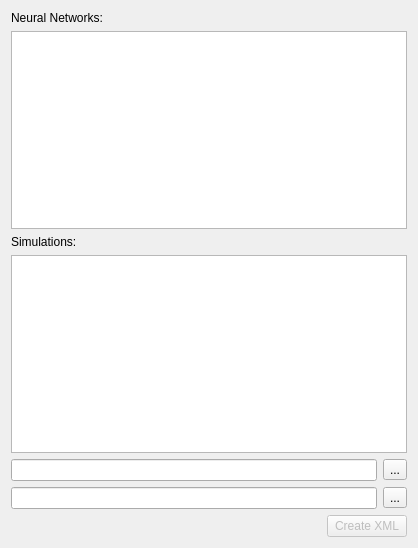
The window that src/createxml.ui (Top-Ranger/qnn-visualiser) describes before a commit, drawn with Qt 5.
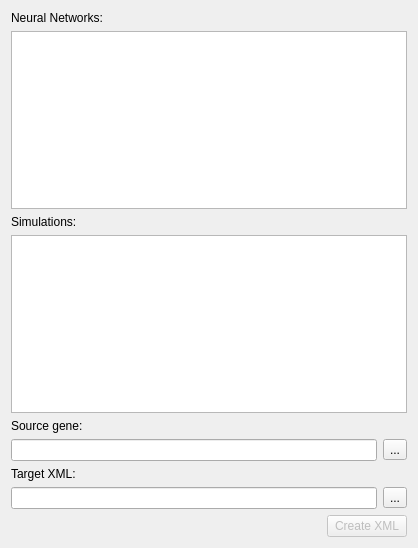
The same window after the commit.

Diff of the .ui file:
```diff
--- a/src/createxml.ui
+++ b/src/createxml.ui
@@ -48,6 +48,13 @@
      </property>
     </widget>
    </item>
+   <item>
+    <widget class="QLabel" name="label_3">
+     <property name="text">
+      <string>Source gene:</string>
+     </property>
+    </widget>
+   </item>
    <item>
     <layout class="QHBoxLayout" name="horizontalLayout_2">
      <item>
@@ -66,6 +73,13 @@
      </item>
     </layout>
    </item>
+   <item>
+    <widget class="QLabel" name="label_4">
+     <property name="text">
+      <string>Target XML:</string>
+     </property>
+    </widget>
+   </item>
    <item>
     <layout class="QHBoxLayout" name="horizontalLayout_3">
      <item>
```
